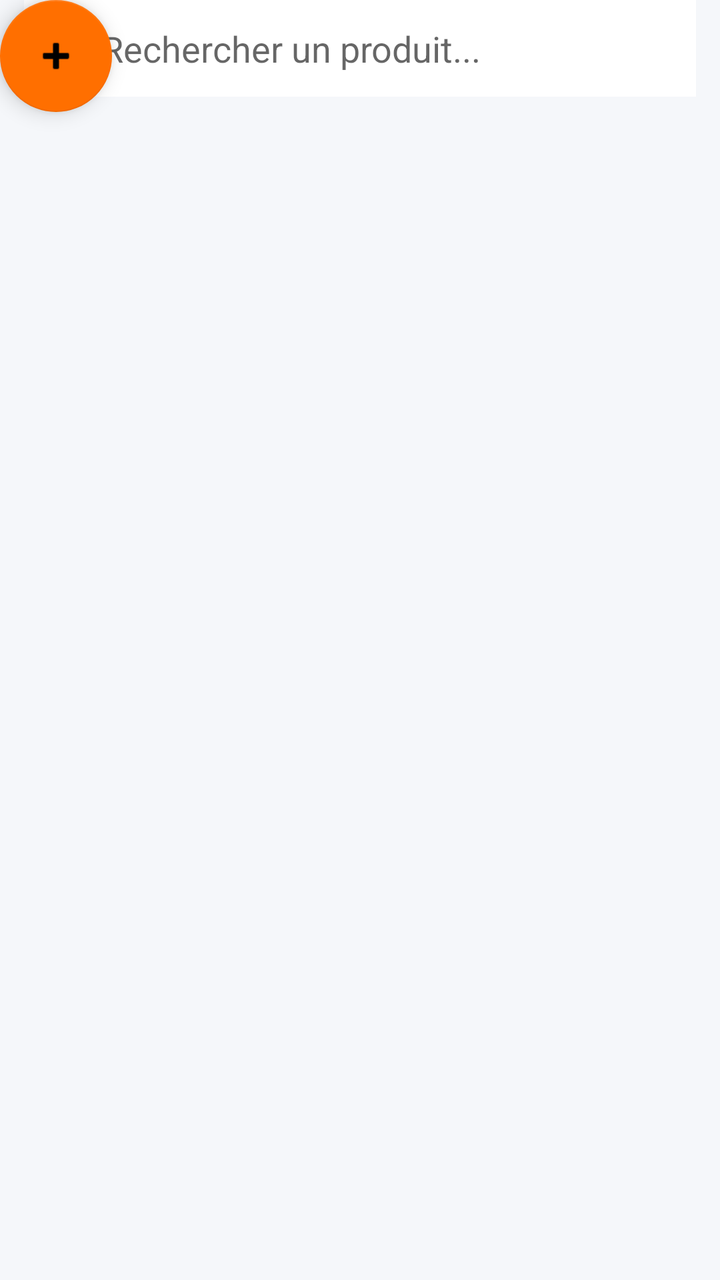
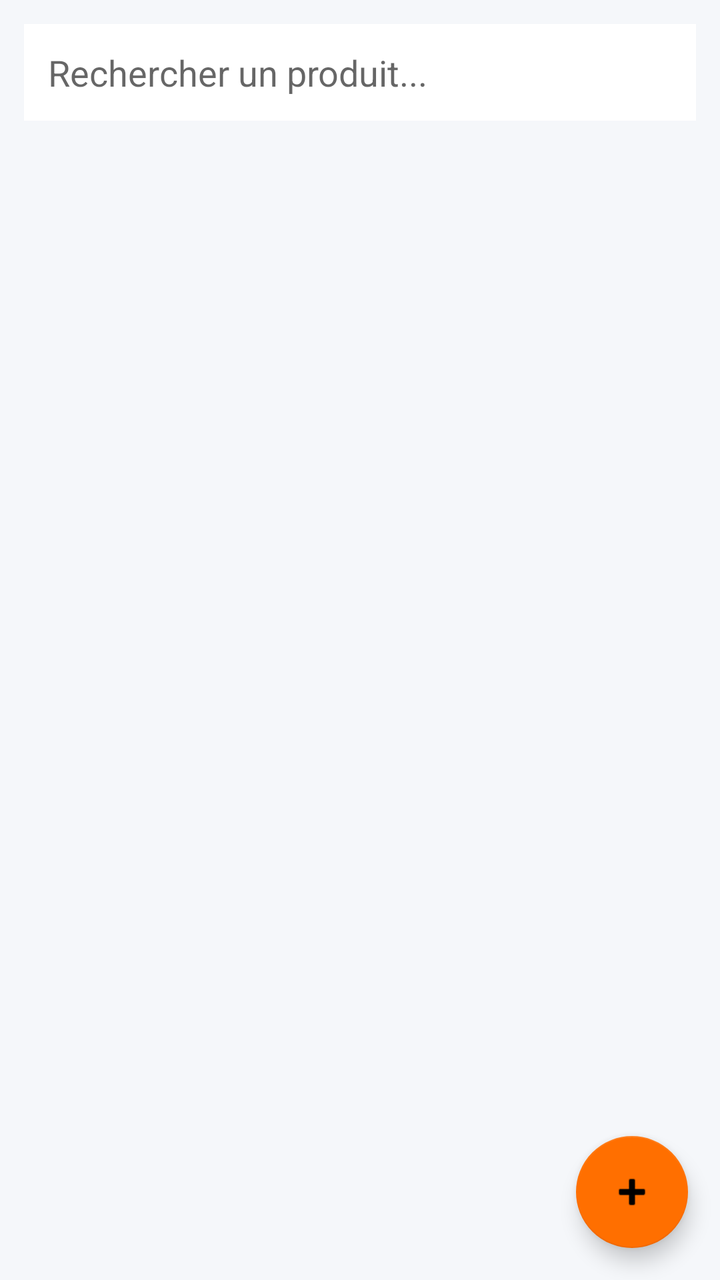

An Android layout rendered at two revisions. The XML below is the earlier revision; the diff shows what the commit changed to produce the second picture.
<!-- AndroidManifest.xml: application theme Theme.AfriComptaPlus -->
<!-- res/layout/activity_product_list.xml -->
<?xml version="1.0" encoding="utf-8"?>
<androidx.constraintlayout.widget.ConstraintLayout 
    xmlns:android="http://schemas.android.com/apk/res/android"
    xmlns:app="http://schemas.android.com/apk/res-auto"
    android:layout_width="match_parent"
    android:layout_height="match_parent"
    android:background="@color/surface">

    <EditText
        android:id="@+id/etSearch"
        android:layout_width="match_parent"
        android:layout_height="wrap_content"
        android:layout_margin="12dp"
        android:hint="🔍 Rechercher un produit..."
        android:inputType="text"
        android:padding="12dp"
        android:background="@color/white"
        app:layout_topToTopOf="parent"
        app:layout_startToStartOf="parent"
        app:layout_endToEndOf="parent" />

    <androidx.recyclerview.widget.RecyclerView
        android:id="@+id/rvProducts"
        android:layout_width="match_parent"
        android:layout_height="0dp"
        android:clipToPadding="false"
        android:padding="8dp"
        app:layout_topToBottomOf="@id/etSearch"
        app:layout_bottomToBottomOf="parent"
        app:layout_startToStartOf="parent"
        app:layout_endToEndOf="parent" />

    <com.google.android.material.floatingactionbutton.FloatingActionButton
        android:id="@+id/fabAddProduct"
        android:layout_width="wrap_content"
        android:layout_height="wrap_content"
        android:layout_margin="16dp"
        android:src="@android:drawable/ic_input_add"
        app:backgroundTint="@color/accent"
        app:layout_bottomToBottomOf="parent"
        app:layout_endToEndOf="parent" />

</androidx.constraintlayout.widget.ConstraintLayout>
<!-- resources referenced by this layout -->
<resources>
  <color name="accent">#FF6F00</color>
  <color name="surface">#F5F7FA</color>
  <color name="white">#FFFFFF</color>
  <style name="Theme.AfriComptaPlus" parent="Theme.MaterialComponents.Light.DarkActionBar">
          <item name="colorPrimary">@color/primary</item>
          <item name="colorPrimaryDark">@color/primary_dark</item>
          <item name="colorAccent">@color/accent</item>
          <item name="android:windowBackground">@color/surface</item>
          <item name="android:fontFamily">sans-serif</item>
      </style>
  <color name="primary">#1565C0</color>
  <color name="primary_dark">#0D47A1</color>
</resources>

<!-- the commit's change to res/layout/activity_product_list.xml (unified diff, before → after) -->
@@ -1,5 +1,5 @@
 <?xml version="1.0" encoding="utf-8"?>
-<androidx.constraintlayout.widget.ConstraintLayout 
+<androidx.constraintlayout.widget.ConstraintLayout
     xmlns:android="http://schemas.android.com/apk/res/android"
     xmlns:app="http://schemas.android.com/apk/res-auto"
     android:layout_width="match_parent"
@@ -11,13 +11,13 @@
         android:layout_width="match_parent"
         android:layout_height="wrap_content"
         android:layout_margin="12dp"
-        android:hint="🔍 Rechercher un produit..."
+        android:hint="Rechercher un produit..."
         android:inputType="text"
         android:padding="12dp"
         android:background="@color/white"
-        app:layout_topToTopOf="parent"
-        app:layout_startToStartOf="parent"
-        app:layout_endToEndOf="parent" />
+        app:layout_constraintTop_toTopOf="parent"
+        app:layout_constraintStart_toStartOf="parent"
+        app:layout_constraintEnd_toEndOf="parent" />
 
     <androidx.recyclerview.widget.RecyclerView
         android:id="@+id/rvProducts"
@@ -25,10 +25,10 @@
         android:layout_height="0dp"
         android:clipToPadding="false"
         android:padding="8dp"
-        app:layout_topToBottomOf="@id/etSearch"
-        app:layout_bottomToBottomOf="parent"
-        app:layout_startToStartOf="parent"
-        app:layout_endToEndOf="parent" />
+        app:layout_constraintTop_toBottomOf="@id/etSearch"
+        app:layout_constraintBottom_toBottomOf="parent"
+        app:layout_constraintStart_toStartOf="parent"
+        app:layout_constraintEnd_toEndOf="parent" />
 
     <com.google.android.material.floatingactionbutton.FloatingActionButton
         android:id="@+id/fabAddProduct"
@@ -37,7 +37,7 @@
         android:layout_margin="16dp"
         android:src="@android:drawable/ic_input_add"
         app:backgroundTint="@color/accent"
-        app:layout_bottomToBottomOf="parent"
-        app:layout_endToEndOf="parent" />
+        app:layout_constraintBottom_toBottomOf="parent"
+        app:layout_constraintEnd_toEndOf="parent" />
 
 </androidx.constraintlayout.widget.ConstraintLayout>
